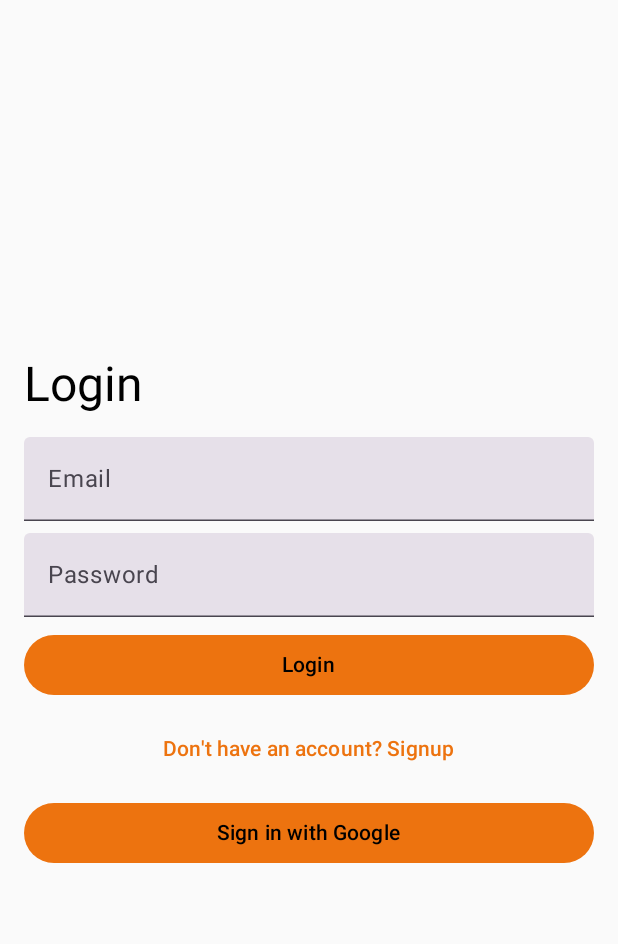
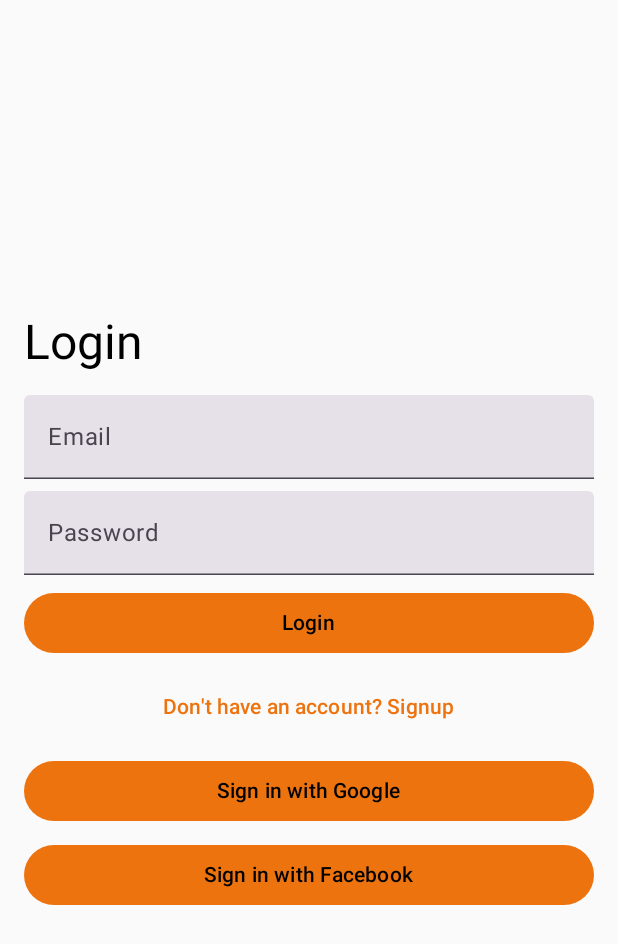
Before and after one commit to Moin333/To-Do-List-App, an Android app built with Jetpack Compose: the screen it shows after launch (MainActivity), on a phone screen of 412 x 824 dp. Shown: the top 944 px of the screen. Run offline under Robolectric (Android 15) with nearby library versions, the light colour scheme and no system bars; our stand-ins replace Dagger/Hilt's generated code, Firebase (no records; nobody signed in at launch, a user with empty details on screens opened directly); libraries missing offline, so code that uses them is left out: com.facebook, com.facebook.appevents, com.facebook.login; 4 statements that could not run were skipped.

Commit message:
facebook auth phase 2

```diff
--- a/app/build.gradle.kts
+++ b/app/build.gradle.kts
@@ -58,6 +58,8 @@
     //Firebase authentication
     implementation("com.google.firebase:firebase-auth:23.1.0")
     implementation("com.google.android.gms:play-services-auth:21.3.0")
+    implementation("com.facebook.android:facebook-login:17.0.1")
+    implementation("com.facebook.android:facebook-android-sdk:15.0.1")
 
     //Hilt
     implementation("com.google.dagger:hilt-android:2.51.1")
--- a/app/src/main/java/com/example/to_dolistapp/Application.kt
+++ b/app/src/main/java/com/example/to_dolistapp/Application.kt
@@ -1,7 +1,15 @@
 package com.example.to_dolistapp
 
 import android.app.Application
+import com.facebook.FacebookSdk
+import com.facebook.appevents.AppEventsLogger
 import dagger.hilt.android.HiltAndroidApp
 
 @HiltAndroidApp
-class ToDoApplication : Application()
+class ToDoApplication : Application() {
+    override fun onCreate() {
+        super.onCreate()
+        FacebookSdk.sdkInitialize(applicationContext)
+        AppEventsLogger.activateApp(this)
+    }
+}
--- a/app/src/main/java/com/example/to_dolistapp/MainActivity.kt
+++ b/app/src/main/java/com/example/to_dolistapp/MainActivity.kt
@@ -9,9 +9,7 @@
 import androidx.compose.runtime.Composable
 import androidx.compose.runtime.LaunchedEffect
 import androidx.compose.runtime.getValue
-import androidx.compose.runtime.snapshotFlow
 import androidx.lifecycle.compose.collectAsStateWithLifecycle
-import androidx.navigation.NavHostController
 import androidx.navigation.compose.NavHost
 import androidx.navigation.compose.composable
 import androidx.navigation.compose.rememberNavController
@@ -19,20 +17,28 @@
 import com.example.to_dolistapp.presentation.screen.ToDoScreen
 import com.example.to_dolistapp.ui.theme.ToDoListAppTheme
 import com.example.to_dolistapp.viewmodel.AuthViewModel
+import com.facebook.CallbackManager
+import com.facebook.FacebookCallback
+import com.facebook.FacebookException
+import com.facebook.login.LoginManager
+import com.facebook.login.LoginResult
 import dagger.hilt.android.AndroidEntryPoint
 
+@Suppress("DEPRECATION")
 @AndroidEntryPoint
 class MainActivity : ComponentActivity() {
 
     private val authViewModel: AuthViewModel by viewModels()
-
-    // Pre-register the ActivityResultLauncher
     private lateinit var googleSignInLauncher: androidx.activity.result.ActivityResultLauncher<Intent>
+    private lateinit var callbackManager: CallbackManager
 
     override fun onCreate(savedInstanceState: Bundle?) {
         super.onCreate(savedInstanceState)
 
-        // Register the launcher here
+        // Initialize CallbackManager for Facebook
+        callbackManager = CallbackManager.Factory.create()
+
+        // Initialize Google Sign-In Launcher
         googleSignInLauncher = registerForActivityResult(ActivityResultContracts.StartActivityForResult()) { result ->
             val data = result.data
             authViewModel.handleGoogleSignInResult(data)
@@ -41,16 +47,40 @@
         setContent {
             ToDoListAppTheme {
                 AppNavigation(authViewModel) { intent ->
-                    googleSignInLauncher.launch(intent) // Use the pre-registered launcher
+                    googleSignInLauncher.launch(intent)
                 }
             }
         }
+
+        // Register Facebook Login Callback
+        LoginManager.getInstance().registerCallback(callbackManager,
+            object : FacebookCallback<LoginResult> {
+                override fun onSuccess(result: LoginResult) {
+                    authViewModel.handleFacebookAccessToken(result.accessToken)
+                }
+
+                override fun onCancel() {
+                    authViewModel.updateErrorMessage("Facebook Login Cancelled")
+                }
+
+                override fun onError(error: FacebookException) {
+                    authViewModel.updateErrorMessage("Facebook Login Failed: ${error.message}")
+                }
+            })
+    }
+
+    override fun onActivityResult(requestCode: Int, resultCode: Int, data: Intent?) {
+        super.onActivityResult(requestCode, resultCode, data)
+        callbackManager.onActivityResult(requestCode, resultCode, data)
+    }
+
+    fun startFacebookLogin() {
+        LoginManager.getInstance().logInWithReadPermissions(
+            this,
+            listOf("email", "public_profile")
+        )
     }
 }
-
-
-
-
 
 @Composable
 fun AppNavigation(authViewModel: AuthViewModel, startActivityForResult: (Intent) -> Unit) {
--- a/app/src/main/java/com/example/to_dolistapp/di/NetworkModule.kt
+++ b/app/src/main/java/com/example/to_dolistapp/di/NetworkModule.kt
@@ -1,33 +1,34 @@
 package com.example.to_dolistapp.di
 
 import android.content.Context
+import com.facebook.CallbackManager
+import com.facebook.login.LoginManager
 import com.google.android.gms.auth.api.signin.GoogleSignIn
 import com.google.android.gms.auth.api.signin.GoogleSignInClient
 import com.google.android.gms.auth.api.signin.GoogleSignInOptions
 import com.google.firebase.auth.FirebaseAuth
+import com.example.to_dolistapp.R
 import dagger.Module
 import dagger.Provides
 import dagger.hilt.InstallIn
 import dagger.hilt.components.SingletonComponent
-import com.example.to_dolistapp.R
 import dagger.hilt.android.qualifiers.ApplicationContext
 import javax.inject.Singleton
 
+@Suppress("DEPRECATION")
 @Module
 @InstallIn(SingletonComponent::class)
 object NetworkModule {
 
     @Provides
     @Singleton
-    fun provideFirebaseAuth(): FirebaseAuth {
-        return FirebaseAuth.getInstance()
-    }
+    fun provideFirebaseAuth(): FirebaseAuth = FirebaseAuth.getInstance()
 
     @Provides
     @Singleton
     fun provideGoogleSignInOptions(@ApplicationContext context: Context): GoogleSignInOptions {
         return GoogleSignInOptions.Builder(GoogleSignInOptions.DEFAULT_SIGN_IN)
-            .requestIdToken(context.getString(R.string.default_web_client_id)) // Updated token retrieval
+            .requestIdToken(context.getString(R.string.default_web_client_id))
             .requestEmail()
             .build()
     }
@@ -37,7 +38,13 @@
     fun provideGoogleSignInClient(
         @ApplicationContext context: Context,
         googleSignInOptions: GoogleSignInOptions
-    ): GoogleSignInClient {
-        return GoogleSignIn.getClient(context, googleSignInOptions)
-    }
+    ): GoogleSignInClient = GoogleSignIn.getClient(context, googleSignInOptions)
+
+    @Provides
+    @Singleton
+    fun provideFacebookCallbackManager(): CallbackManager = CallbackManager.Factory.create()
+
+    @Provides
+    @Singleton
+    fun provideLoginManager(): LoginManager = LoginManager.getInstance()
 }
--- a/app/src/main/java/com/example/to_dolistapp/presentation/screen/AuthScreen.kt
+++ b/app/src/main/java/com/example/to_dolistapp/presentation/screen/AuthScreen.kt
@@ -6,9 +6,12 @@
 import androidx.compose.runtime.*
 import androidx.compose.runtime.saveable.rememberSaveable
 import androidx.compose.ui.Modifier
+import androidx.compose.ui.graphics.Color
+import androidx.compose.ui.platform.LocalContext
 import androidx.compose.ui.unit.dp
 import androidx.lifecycle.compose.collectAsStateWithLifecycle
 import androidx.navigation.NavController
+import com.example.to_dolistapp.MainActivity
 import com.example.to_dolistapp.viewmodel.AuthViewModel
 import com.example.to_dolistapp.ui.theme.Typography
 
@@ -18,15 +21,18 @@
     authViewModel: AuthViewModel,
     startActivityForResult: (Intent) -> Unit
 ) {
-    // Local UI states
     var email by rememberSaveable { mutableStateOf("") }
     var password by rememberSaveable { mutableStateOf("") }
     var isLogin by rememberSaveable { mutableStateOf(true) }
 
-    // Observe the authentication state
     val authState by authViewModel.authState.collectAsStateWithLifecycle()
 
-    // Handle navigation and error display based on `authState`
+    val errorMessage by authViewModel.errorMessage.collectAsStateWithLifecycle()
+
+    errorMessage?.let {
+        Text(text = it, color = Color.Red)
+    }
+
     LaunchedEffect(authState.isLoggedIn) {
         if (authState.isLoggedIn) {
             if (navController.currentDestination?.route != "todo") {
@@ -43,6 +49,7 @@
         }
     }
 
+    val context = LocalContext.current as MainActivity
 
     Column(
         modifier = Modifier
@@ -99,7 +106,15 @@
             Text(text = "Sign in with Google")
         }
         Spacer(modifier = Modifier.height(8.dp))
-        // Display error message if any
+        Button(
+            onClick = {
+                context.startFacebookLogin()
+            },
+            modifier = Modifier.fillMaxWidth()
+        ) {
+            Text(text = "Sign in with Facebook")
+        }
+        Spacer(modifier = Modifier.height(8.dp))
         authState.errorMessage?.let { error ->
             Text(text = error, color = MaterialTheme.colorScheme.error)
         }
--- a/app/src/main/java/com/example/to_dolistapp/viewmodel/AuthViewModel.kt
+++ b/app/src/main/java/com/example/to_dolistapp/viewmodel/AuthViewModel.kt
@@ -2,6 +2,13 @@
 
 import android.content.Intent
 import androidx.lifecycle.ViewModel
+import com.facebook.AccessToken
+import com.facebook.CallbackManager
+import com.facebook.FacebookCallback
+import com.facebook.FacebookException
+import com.facebook.login.LoginManager
+import com.facebook.login.LoginResult
+import com.google.firebase.auth.FacebookAuthProvider
 import com.google.firebase.auth.FirebaseAuth
 import com.google.firebase.auth.GoogleAuthProvider
 import com.google.android.gms.auth.api.signin.GoogleSignIn
@@ -23,11 +30,22 @@
 @HiltViewModel
 class AuthViewModel @Inject constructor(
     private val firebaseAuth: FirebaseAuth,
-    private val googleSignInClient: GoogleSignInClient
+    private val googleSignInClient: GoogleSignInClient,
+    private val loginManager: LoginManager,
+    private val callbackManager: CallbackManager
 ) : ViewModel() {
 
     private val _authState = MutableStateFlow(AuthState())
     val authState: StateFlow<AuthState> get() = _authState
+
+    private val _errorMessage = MutableStateFlow<String?>(null)
+    val errorMessage: StateFlow<String?> get() = _errorMessage
+
+    fun updateErrorMessage(message: String?) {
+        _authState.update { currentState ->
+            currentState.copy(errorMessage = message)
+        }
+    }
 
     init {
         firebaseAuth.addAuthStateListener { auth ->
@@ -35,9 +53,7 @@
         }
     }
 
-    /**
-     * Login with email and password
-     */
+
     fun login(email: String, password: String) {
         firebaseAuth.signInWithEmailAndPassword(email, password)
             .addOnCompleteListener { task ->
@@ -49,9 +65,6 @@
             }
     }
 
-    /**
-     * Register a new user with email and password
-     */
     fun register(email: String, password: String) {
         firebaseAuth.createUserWithEmailAndPassword(email, password)
             .addOnCompleteListener { task ->
@@ -63,33 +76,15 @@
             }
     }
 
-    /**
-     * Logout the user
-     */
     fun logout() {
         firebaseAuth.signOut()
         googleSignInClient.signOut()
+        loginManager.logOut()
         _authState.update { AuthState(isLoggedIn = false) }
-        println("Logout completed. Auth state updated: isLoggedIn = false")
     }
 
-    /**
-     * Check if user is already logged in
-     */
-    fun isUserLoggedIn(): Boolean {
-        return firebaseAuth.currentUser != null
-    }
+    fun getGoogleSignInIntent(): Intent = googleSignInClient.signInIntent
 
-    /**
-     * Get the Google Sign-In intent
-     */
-    fun getGoogleSignInIntent(): Intent {
-        return googleSignInClient.signInIntent
-    }
-
-    /**
-     * Handle the result of Google Sign-In
-     */
     fun handleGoogleSignInResult(data: Intent?) {
         try {
             val task = GoogleSignIn.getSignedInAccountFromIntent(data)
@@ -123,4 +118,29 @@
             }
         }
     }
+
+    fun handleFacebookAccessToken(token: AccessToken) {
+        val credential = FacebookAuthProvider.getCredential(token.token)
+        firebaseAuth.signInWithCredential(credential)
+            .addOnCompleteListener { task ->
+                if (task.isSuccessful) {
+                    // Sign-in successful
+                    _authState.update {
+                        AuthState(
+                            isLoggedIn = true,
+                            errorMessage = null // Clear any previous error messages
+                        )
+                    }
+                } else {
+                    // Sign-in failed
+                    _authState.update {
+                        AuthState(
+                            isLoggedIn = false,
+                            errorMessage = task.exception?.message ?: "Unknown error occurred"
+                        )
+                    }
+                }
+            }
+    }
+
 }
--- a/app/src/main/res/values/strings.xml
+++ b/app/src/main/res/values/strings.xml
@@ -1,4 +1,7 @@
 <resources>
     <string name="app_name">To-Do List App</string>
     <string name="default_web_client_id">600043226969-f5qc3tbluna83td115itulf5atugim9f.apps.googleusercontent.com</string>
+    <string name="facebook_app_id">1245310939877429</string>
+    <string name="fb_login_protocol_scheme">fb1245310939877429</string>
+    <string name="facebook_client_token">a1008827645594a3d6e55da528bf0fb6</string>
 </resources>
```
Also changed, not shown: app/src/main/AndroidManifest.xml (+29 -1 lines).
